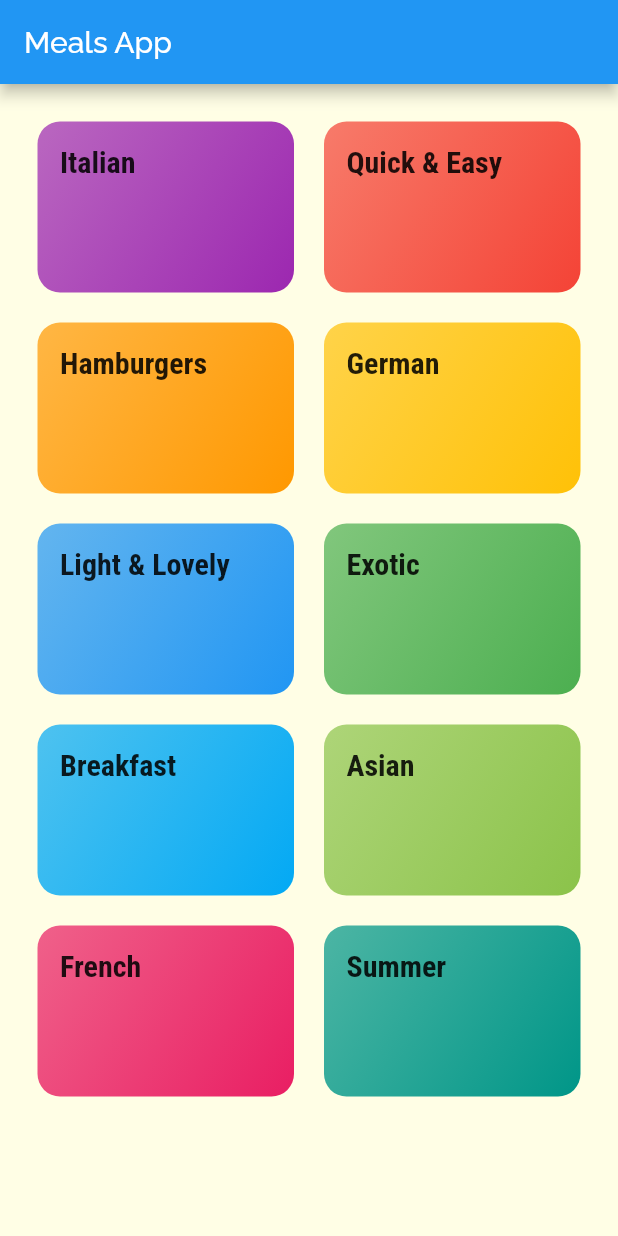
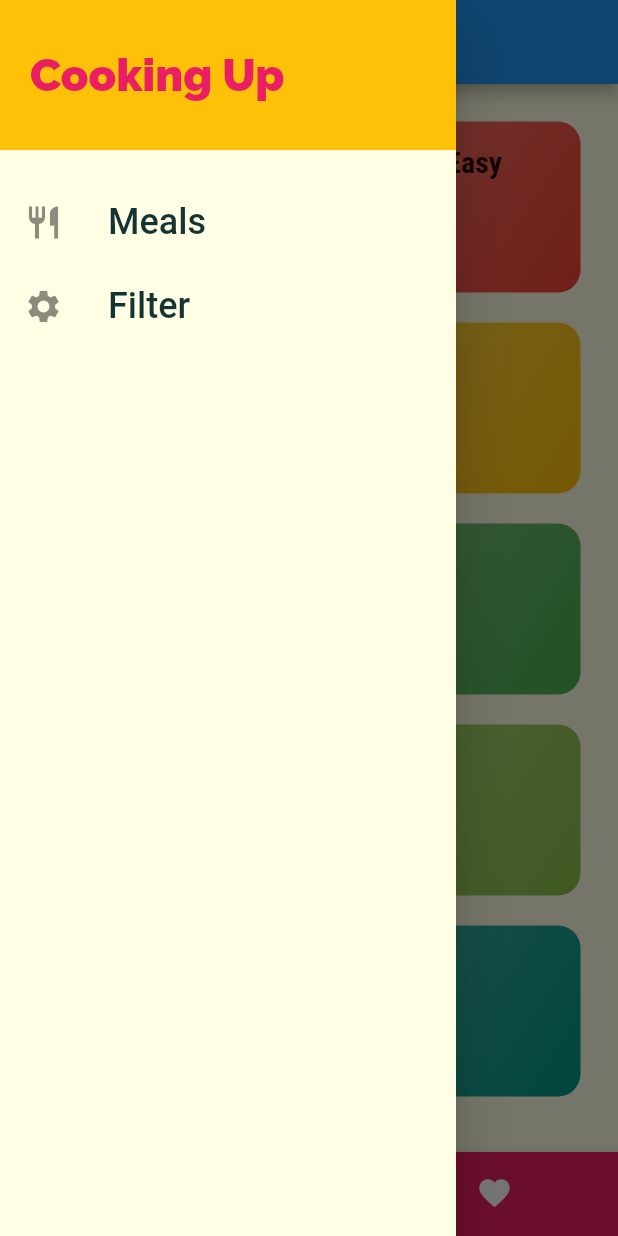
Before and after one commit to sahilali13/flutter, a Flutter app: the screen it shows after launch, with the side drawer open (before the commit the screen has no drawer), on a phone screen of 412 x 824 dp. Run offline on Flutter 3.47's test engine with Material 2 defaults, Android fonts, the phone set to English and light mode, and no system bars; Roboto replaces fonts that are missing (RobotoCondensed-Bold).

Commit message:
commit #175

```diff
--- a/meals_app/lib/assets/routes.dart
+++ b/meals_app/lib/assets/routes.dart
@@ -1,12 +1,12 @@
 import 'package:flutter/material.dart';
 
-import '../pages/categories_page.dart';
 import '../pages/category_meals_page.dart';
 import '../pages/meal_detail_page.dart';
+import '../pages/tabs_page.dart';
 
 Map<String, WidgetBuilder> get routes {
   return {
-    '/': (_ctx) => const CategoriesPage(),
+    '/': (_ctx) => const TabsPage(),
     CategoryMealsPage.routeName: (_ctx) => const CategoryMealsPage(),
     MealDetailPage.routeName: (_ctx) => const MealDetailPage(),
   };
--- a/meals_app/lib/pages/categories_page.dart
+++ b/meals_app/lib/pages/categories_page.dart
@@ -33,9 +33,6 @@ class CategoriesPage extends StatelessWidget {
           .toList(),
     );
 
-    return Scaffold(
-      appBar: _appBar,
-      body: _body,
-    );
+    return _body;
   }
 }
--- /dev/null
+++ b/meals_app/lib/pages/tabs_page.dart
@@ -0,0 +1,73 @@
+import 'package:flutter/material.dart';
+
+import '../pages/categories_page.dart';
+import '../pages/favourites_page.dart';
+import '../widgets/main_drawer.dart';
+
+class TabsPage extends StatefulWidget {
+  const TabsPage({Key? key}) : super(key: key);
+
+  @override
+  _TabsPageState createState() => _TabsPageState();
+}
+
+class _TabsPageState extends State<TabsPage> {
+  final List<Map<String, Object>> _pages = const [
+    {
+      'title': 'Categories',
+      'page': CategoriesPage(),
+    },
+    {
+      'page': FavouritesPage(),
+      'title': "Favourite",
+    },
+  ];
+  int _selectedPageIndex = 0;
+
+  void _selectedPage(int _index) {
+    setState(() {
+      _selectedPageIndex = _index;
+    });
+  }
+
+  @override
+  Widget build(BuildContext context) {
+    var _themeContext = Theme.of(context);
+
+    var _bottomNavigationBar = BottomNavigationBar(
+      backgroundColor: _themeContext.colorScheme.primary,
+      unselectedItemColor: Colors.white,
+      selectedItemColor: _themeContext.colorScheme.secondary,
+      currentIndex: _selectedPageIndex,
+      type: BottomNavigationBarType.shifting,
+      onTap: _selectedPage,
+      items: [
+        BottomNavigationBarItem(
+          backgroundColor: _themeContext.colorScheme.primary,
+          icon: const Icon(
+            Icons.category,
+          ),
+          label: 'Categories',
+        ),
+        BottomNavigationBarItem(
+          backgroundColor: _themeContext.colorScheme.primary,
+          icon: const Icon(
+            Icons.favorite,
+          ),
+          label: 'Favourite',
+        ),
+      ],
+    );
+
+    return Scaffold(
+      appBar: AppBar(
+        title: Text(
+          _pages[_selectedPageIndex]['title'] as String,
+        ),
+      ),
+      body: _pages[_selectedPageIndex]['page'] as Widget,
+      drawer: const MainDrawer(),
+      bottomNavigationBar: _bottomNavigationBar,
+    );
+  }
+}
--- /dev/null
+++ b/meals_app/lib/widgets/main_drawer.dart
@@ -0,0 +1,63 @@
+import 'package:flutter/material.dart';
+
+class MainDrawer extends StatelessWidget {
+  const MainDrawer({Key? key}) : super(key: key);
+
+  Widget _buildListTile(
+    IconData _icon,
+    String _title,
+  ) {
+    return ListTile(
+      leading: Icon(
+        _icon,
+        size: 26,
+      ),
+      title: Text(
+        _title,
+        style: const TextStyle(
+          fontFamily: 'RobotoCondensed-Bold',
+          fontSize: 24,
+        ),
+      ),
+      onTap: () {},
+    );
+  }
+
+  @override
+  Widget build(BuildContext context) {
+    var _themeContext = Theme.of(context);
+
+    return Drawer(
+      child: Column(
+        children: <Widget>[
+          Container(
+            height: 100,
+            width: double.infinity,
+            padding: const EdgeInsets.all(20),
+            alignment: Alignment.centerLeft,
+            color: _themeContext.colorScheme.secondary,
+            child: Text(
+              'Cooking Up',
+              style: TextStyle(
+                fontWeight: FontWeight.w900,
+                fontSize: 30,
+                color: _themeContext.colorScheme.primary,
+              ),
+            ),
+          ),
+          const SizedBox(
+            height: 20,
+          ),
+          _buildListTile(
+            Icons.restaurant,
+            'Meals',
+          ),
+          _buildListTile(
+            Icons.settings,
+            'Filter',
+          ),
+        ],
+      ),
+    );
+  }
+}
```
Also changed, not shown: meals_app/lib/pages/favourites_page.dart (added, +14 -0 lines), meals_app/lib/pages/meal_detail_page.dart (+121 -7 lines), meals_app/pubspec.yaml (+7 -7 lines).
